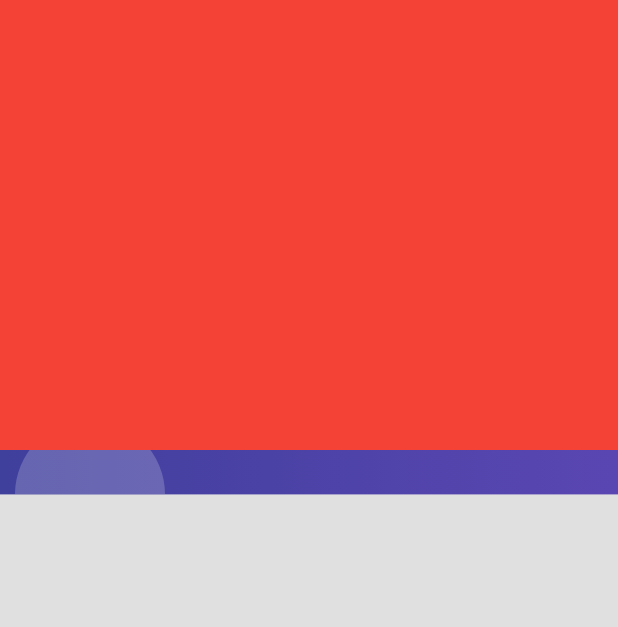
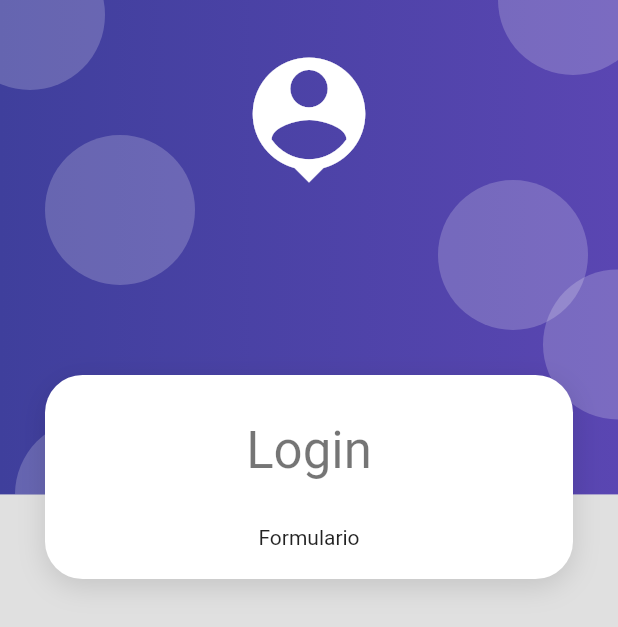
Before and after one commit to Roberthrjr/productos_app, a Flutter app: the screen it shows after launch, on a phone screen of 412 x 824 dp. Shown: the top 627 px of the screen. Run offline on Flutter 3.47's test engine with Material 2 defaults, Android fonts, the phone set to English and light mode, and no system bars.

Commit message:
Desarrollo de contenedor Login

```diff
--- a/lib/screens/login_screen.dart
+++ b/lib/screens/login_screen.dart
@@ -6,10 +6,29 @@ class LoginScreen extends StatelessWidget {
   Widget build(BuildContext context) {
     return Scaffold(
       body: AuthBackground(
-        child: Container(
-          width: double.infinity,
-          height: 300,
-          color: Colors.red,
+        child: SingleChildScrollView(
+          child: Column(
+            children: [
+              const SizedBox(height: 250),
+              CardContainer(
+                child: Column(
+                  children: [
+                    const SizedBox(
+                      height: 10,
+                    ),
+                    Text(
+                      'Login',
+                      style: Theme.of(context).textTheme.headline4,
+                    ),
+                    const SizedBox(
+                      height: 30,
+                    ),
+                    const Text('Formulario')
+                  ],
+                ),
+              ),
+            ],
+          ),
         ),
       ),
     );
--- a/lib/widgets/auth_background.dart
+++ b/lib/widgets/auth_background.dart
@@ -7,7 +7,7 @@ class AuthBackground extends StatelessWidget {
 
   @override
   Widget build(BuildContext context) {
-    return SizedBox(
+    return Container(
       // color: Colors.redAccent,
       width: double.infinity,
       height: double.infinity,
--- /dev/null
+++ b/lib/widgets/card_container.dart
@@ -0,0 +1,32 @@
+import 'package:flutter/material.dart';
+
+class CardContainer extends StatelessWidget {
+  final Widget child;
+
+  const CardContainer({Key? key, required this.child}) : super(key: key);
+
+  @override
+  Widget build(BuildContext context) {
+    return Padding(
+      padding: const EdgeInsets.symmetric(horizontal: 30),
+      child: Container(
+        width: double.infinity,
+        padding: const EdgeInsets.all(20),
+        decoration: _createCardShape(),
+        child: this.child,
+      ),
+    );
+  }
+
+  BoxDecoration _createCardShape() => BoxDecoration(
+        color: Colors.white,
+        borderRadius: BorderRadius.circular(25),
+        boxShadow: const [
+          BoxShadow(
+            color: Colors.black12,
+            blurRadius: 15,
+            offset: Offset(0, 5),
+          ),
+        ],
+      );
+}
--- a/lib/widgets/widgets.dart
+++ b/lib/widgets/widgets.dart
@@ -1 +1,2 @@
 export 'package:productos_app/widgets/auth_background.dart';
+export 'package:productos_app/widgets/card_container.dart';
```
